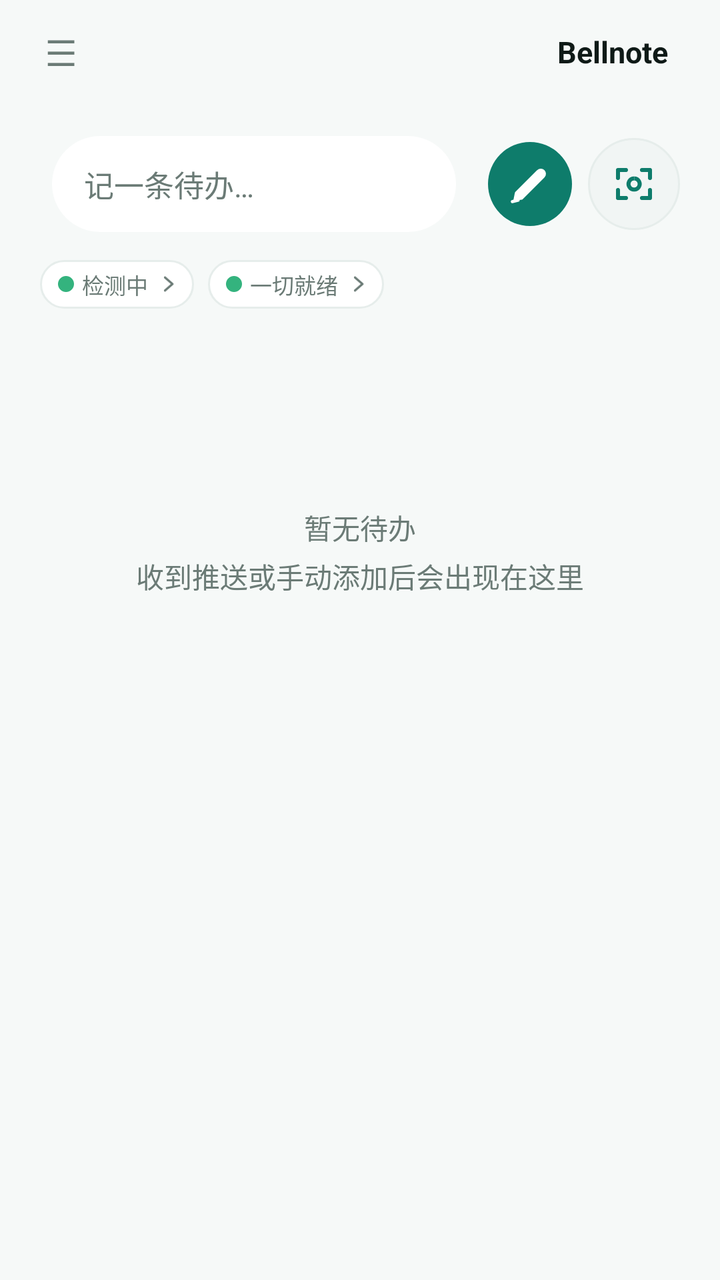
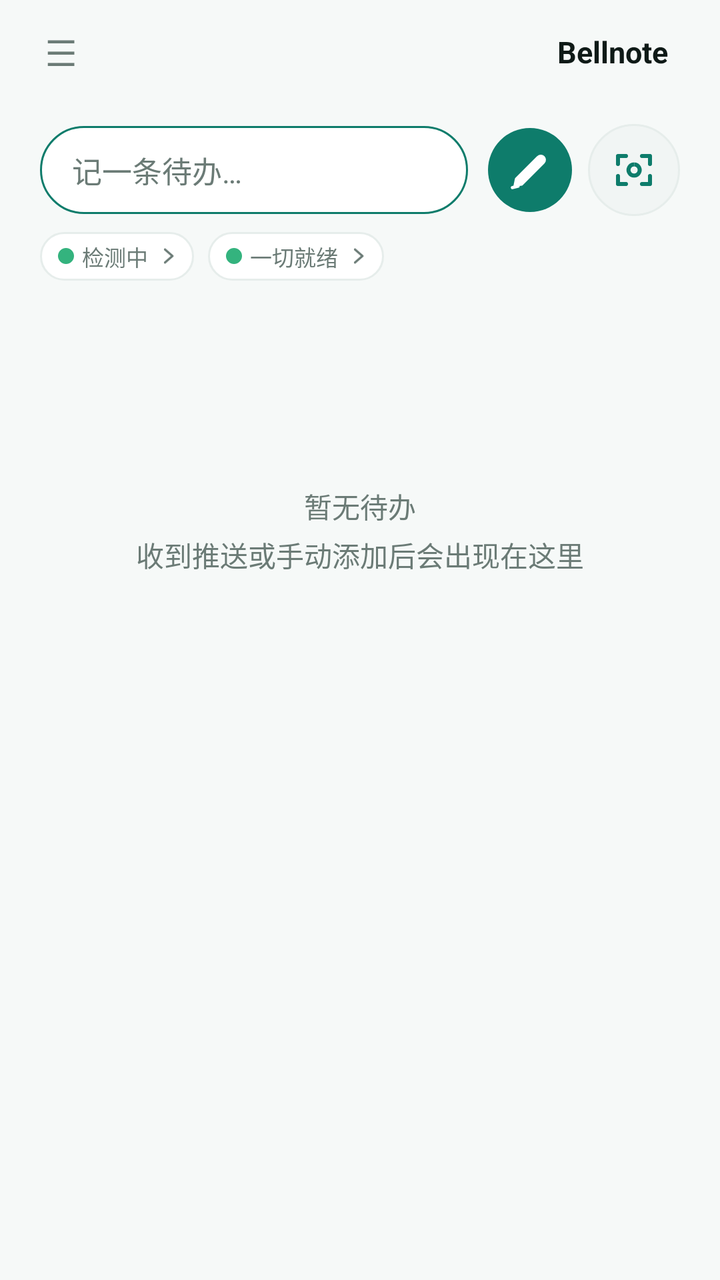

Before-and-after screenshots of an Android layout around one commit, followed by the original layout XML and the change that was made.
<!-- AndroidManifest.xml: activity theme Theme.NtfyCalendar.Home -->
<!-- res/layout/activity_main.xml -->
﻿<?xml version="1.0" encoding="utf-8"?>
<androidx.drawerlayout.widget.DrawerLayout xmlns:android="http://schemas.android.com/apk/res/android"
    android:id="@+id/drawer"
    android:layout_width="match_parent"
    android:layout_height="match_parent">

    
    <LinearLayout
        android:layout_width="match_parent"
        android:layout_height="match_parent"
        android:orientation="vertical"
        android:paddingLeft="20dp"
        android:paddingRight="20dp">

        
        <FrameLayout
            android:layout_width="match_parent"
            android:layout_height="52dp"
            android:clipChildren="false"
            android:clipToPadding="false">

            <TextView
                android:id="@+id/btnMenu"
                android:layout_width="36dp"
                android:layout_height="36dp"
                android:layout_gravity="start|center_vertical"
                android:layout_marginStart="-8dp"
                android:gravity="center"
                android:text="☰"
                android:textColor="?attr/bnTextSecondary"
                android:textSize="18sp" />

            <View
                android:id="@+id/brandHalo"
                android:layout_width="96dp"
                android:layout_height="54dp"
                android:layout_gravity="end|center_vertical"
                android:background="@drawable/bg_brand_halo"
                android:visibility="gone" />

            <FrameLayout
                android:layout_width="wrap_content"
                android:layout_height="wrap_content"
                android:layout_gravity="end|center_vertical"
                android:clipChildren="false"
                android:clipToPadding="false">

                <LinearLayout
                    android:id="@+id/brandPill"
                    android:layout_width="wrap_content"
                    android:layout_height="wrap_content"
                    android:background="@android:color/transparent"
                    android:clipChildren="false"
                    android:clipToPadding="false"
                    android:clickable="true"
                    android:focusable="true"
                    android:gravity="center_vertical"
                    android:orientation="horizontal"
                    android:paddingTop="5dp"
                    android:paddingBottom="5dp">

                    <TextView
                        android:id="@+id/tvBrandName"
                        android:layout_width="wrap_content"
                        android:layout_height="wrap_content"
                        android:text="@string/app_name"
                        android:textColor="?attr/bnTextPrimary"
                        android:textSize="15sp"
                        android:textStyle="bold" />

                    <TextView
                        android:id="@+id/tvVersionTop"
                        android:layout_width="wrap_content"
                        android:layout_height="wrap_content"
                        android:layout_marginStart="6dp"
                        android:textColor="?attr/bnTextSecondary"
                        android:textSize="10sp" />
                </LinearLayout>

                <ImageView
                    android:id="@+id/brandGlyph"
                    android:layout_width="15dp"
                    android:layout_height="15dp"
                    android:layout_gravity="bottom|end"
                    android:layout_marginEnd="4dp"
                    android:layout_marginBottom="3dp"
                    android:contentDescription="ntfy 通道"
                    android:scaleType="fitCenter"
                    android:src="@drawable/ic_ntfy_prompt"
                    android:visibility="gone" />
            </FrameLayout>
        </FrameLayout>

        
        <LinearLayout
            android:layout_width="match_parent"
            android:layout_height="wrap_content"
            android:layout_marginTop="10dp"
            android:clipChildren="false"
            android:clipToPadding="false"
            android:gravity="center_vertical"
            android:orientation="horizontal">

            <FrameLayout
                android:layout_width="0dp"
                android:layout_height="60dp"
                android:layout_weight="1"
                android:clipChildren="false"
                android:clipToPadding="false">

                
                <View
                    android:id="@+id/inputGlow"
                    android:layout_width="match_parent"
                    android:layout_height="match_parent"
                    android:background="@drawable/bg_input_glow_outline"
                    android:alpha="0" />

                <EditText
                    android:id="@+id/etQuick"
                    android:layout_width="match_parent"
                    android:layout_height="48dp"
                    android:layout_gravity="center_vertical"
                    android:layout_marginLeft="6dp"
                    android:layout_marginRight="6dp"
                    android:background="@drawable/bg_input_hero"
                    android:hint="@string/quick_hint"
                    android:imeOptions="actionGo"
                    android:inputType="text"
                    android:maxLines="1"
                    android:paddingLeft="16dp"
                    android:paddingRight="16dp"
                    android:textColor="?attr/bnTextPrimary"
                    android:textColorHint="?attr/bnTextSecondary"
                    android:textSize="15sp" />
            </FrameLayout>

            <ImageButton
                android:id="@+id/btnQuickGo"
                android:layout_width="42dp"
                android:layout_height="42dp"
                android:layout_marginStart="10dp"
                android:background="@drawable/bg_circle_primary"
                android:contentDescription="@string/quick_go_desc"
                android:padding="9dp"
                android:scaleType="fitCenter"
                android:src="@drawable/ic_send" />

            <ImageButton
                android:id="@+id/btnShotIcon"
                android:layout_width="46dp"
                android:layout_height="46dp"
                android:layout_marginStart="8dp"
                android:background="@drawable/bg_icon_circle"
                android:contentDescription="@string/btn_shot_big"
                android:padding="11dp"
                android:scaleType="fitCenter"
                android:src="@drawable/ic_screenshot" />
        </LinearLayout>

        
        <LinearLayout
            android:layout_width="match_parent"
            android:layout_height="wrap_content"
            android:layout_marginTop="8dp"
            android:gravity="center_vertical"
            android:orientation="horizontal">

            <TextView
                android:id="@+id/healthChip"
                android:layout_width="wrap_content"
                android:layout_height="wrap_content"
                android:background="@drawable/bg_status_pill"
                android:clickable="true"
                android:drawableStart="@drawable/dot_ok"
                android:drawableEnd="@drawable/ic_chevron_right"
                android:drawablePadding="4dp"
                android:focusable="true"
                android:foreground="?android:attr/selectableItemBackground"
                android:gravity="center_vertical"
                android:maxLines="1"
                android:paddingLeft="9dp"
                android:paddingTop="4dp"
                android:paddingRight="7dp"
                android:paddingBottom="4dp"
                android:text="检测中"
                android:textColor="?attr/bnTextSecondary"
                android:textSize="11sp" />

            <TextView
                android:id="@+id/statusChip"
                android:layout_width="wrap_content"
                android:layout_height="wrap_content"
                android:layout_marginStart="7dp"
                android:background="@drawable/bg_status_pill"
                android:clickable="true"
                android:drawableStart="@drawable/dot_ok"
                android:drawableEnd="@drawable/ic_chevron_right"
                android:drawablePadding="4dp"
                android:focusable="true"
                android:foreground="?android:attr/selectableItemBackground"
                android:gravity="center_vertical"
                android:maxLines="1"
                android:paddingLeft="9dp"
                android:paddingTop="4dp"
                android:paddingRight="7dp"
                android:paddingBottom="4dp"
                android:text="一切就绪"
                android:textColor="?attr/bnTextSecondary"
                android:textSize="11sp" />
        </LinearLayout>

        <TextView
            android:id="@+id/emptyView"
            android:layout_width="match_parent"
            android:layout_height="0dp"
            android:layout_weight="1"
            android:gravity="center"
            android:lineSpacingExtra="4dp"
            android:text="@string/main_empty"
            android:textColor="?attr/bnTextSecondary"
            android:textSize="14sp" />

        <androidx.recyclerview.widget.RecyclerView
            android:id="@+id/recycler"
            android:layout_width="match_parent"
            android:layout_height="0dp"
            android:layout_weight="1"
            android:clipToPadding="false"
            android:paddingTop="0dp"
            android:paddingBottom="16dp" />
    </LinearLayout>

    
    <ScrollView
        android:layout_width="286dp"
        android:layout_height="match_parent"
        android:layout_gravity="start"
        android:background="?attr/bnNavBg"
        android:elevation="16dp">

        <LinearLayout
            android:layout_width="match_parent"
            android:layout_height="wrap_content"
            android:orientation="vertical"
            android:paddingLeft="14dp"
            android:paddingRight="14dp"
            android:paddingTop="38dp"
            android:paddingBottom="24dp">

            
            <TextView
                android:layout_width="match_parent"
                android:layout_height="wrap_content"
                android:paddingLeft="8dp"
                android:text="@string/app_name"
                android:textColor="?attr/bnTextPrimary"
                android:textSize="22sp"
                android:textStyle="bold" />

            <TextView
                android:layout_width="match_parent"
                android:layout_height="wrap_content"
                android:letterSpacing="0.04"
                android:paddingLeft="8dp"
                android:paddingTop="4dp"
                android:text="@string/nav_subtitle"
                android:textColor="?attr/bnTextSecondary"
                android:textSize="12sp" />

            <View
                android:layout_width="match_parent"
                android:layout_height="1dp"
                android:layout_marginTop="16dp"
                android:layout_marginBottom="6dp"
                android:layout_marginLeft="8dp"
                android:layout_marginRight="8dp"
                android:background="?attr/bnDivider" />

            <TextView
                style="@style/NavSection"
                android:text="@string/nav_section_new" />

            <LinearLayout
                android:id="@+id/navAddManual"
                style="@style/NavRow">
                <ImageView
                    style="@style/NavIcon"
                    android:contentDescription="@null"
                    android:src="@drawable/ic_nav_plus" />
                <TextView
                    style="@style/NavLabel"
                    android:text="@string/nav_add_manual" />
            </LinearLayout>

            <LinearLayout
                android:id="@+id/navQuick"
                style="@style/NavRow">
                <ImageView
                    style="@style/NavIcon"
                    android:contentDescription="@null"
                    android:src="@drawable/ic_nav_quick" />
                <TextView
                    style="@style/NavLabel"
                    android:text="@string/nav_quick" />
            </LinearLayout>

            <LinearLayout
                android:id="@+id/navVoice"
                style="@style/NavRow">
                <ImageView
                    style="@style/NavIcon"
                    android:contentDescription="@null"
                    android:src="@drawable/ic_nav_mic" />
                <TextView
                    style="@style/NavLabel"
                    android:text="语音说一条" />
            </LinearLayout>

            <LinearLayout
                android:id="@+id/navClip"
                style="@style/NavRow">
                <ImageView
                    style="@style/NavIcon"
                    android:contentDescription="@null"
                    android:src="@drawable/ic_nav_clip" />
                <TextView
                    style="@style/NavLabel"
                    android:text="从剪贴板记" />
            </LinearLayout>

            <LinearLayout
                android:id="@+id/navCamera"
                style="@style/NavRow">
                <ImageView
                    style="@style/NavIcon"
                    android:contentDescription="@null"
                    android:src="@drawable/ic_nav_camera" />
                <TextView
                    style="@style/NavLabel"
                    android:text="@string/nav_camera" />
            </LinearLayout>

            <TextView
                style="@style/NavSection"
                android:text="@string/nav_section_manage" />

            <LinearLayout
                android:id="@+id/navAllEvents"
                style="@style/NavRow">
                <ImageView
                    style="@style/NavIcon"
                    android:contentDescription="@null"
                    android:src="@drawable/ic_nav_list" />
                <TextView
                    style="@style/NavLabel"
                    android:text="@string/nav_all_events" />
            </LinearLayout>

            <LinearLayout
                android:id="@+id/navReconcile"
                style="@style/NavRow">
                <ImageView
                    style="@style/NavIcon"
                    android:contentDescription="@null"
                    android:src="@drawable/ic_nav_check" />
                <TextView
                    style="@style/NavLabel"
                    android:text="@string/nav_reconcile" />
            </LinearLayout>

            <LinearLayout
                android:id="@+id/navSettings"
                style="@style/NavRow">
                <ImageView
                    style="@style/NavIcon"
                    android:contentDescription="@null"
                    android:src="@drawable/ic_nav_gear" />
                <TextView
                    style="@style/NavLabel"
                    android:text="@string/nav_settings" />
            </LinearLayout>

            <View
                android:layout_width="match_parent"
                android:layout_height="1dp"
                android:layout_marginTop="14dp"
                android:layout_marginBottom="6dp"
                android:layout_marginLeft="8dp"
                android:layout_marginRight="8dp"
                android:background="?attr/bnDivider" />

            <LinearLayout
                android:id="@+id/navHelp"
                style="@style/NavRow">
                <ImageView
                    style="@style/NavIcon"
                    android:contentDescription="@null"
                    android:src="@drawable/ic_nav_help" />
                <TextView
                    style="@style/NavLabel"
                    android:text="@string/nav_help" />
            </LinearLayout>
        </LinearLayout>
    </ScrollView>
</androidx.drawerlayout.widget.DrawerLayout>
<!-- resources referenced by this layout -->
<resources>
  <!-- drawable bg_circle_primary (drawable) -->
  <?xml version="1.0" encoding="utf-8"?>
  <ripple xmlns:android="http://schemas.android.com/apk/res/android"
      android:color="#33FFFFFF">
      <item>
          <shape android:shape="oval">
              <solid android:color="?attr/bnPrimary" />
          </shape>
      </item>
  </ripple>
  <!-- drawable bg_icon_circle (drawable) -->
  <?xml version="1.0" encoding="utf-8"?>
  <shape xmlns:android="http://schemas.android.com/apk/res/android"
      android:shape="oval">
      <solid android:color="?attr/bnIconBg" />
      <stroke
          android:width="1dp"
          android:color="?attr/bnCardStroke" />
  </shape>
  <!-- drawable bg_input_glow_outline (drawable) -->
  ﻿<?xml version="1.0" encoding="utf-8"?>
  <shape xmlns:android="http://schemas.android.com/apk/res/android"
      android:shape="rectangle">
      
      <stroke
          android:width="2dp"
          android:color="#FFFFFFFF" />
      <corners android:radius="30dp" />
      <solid android:color="#00000000" />
  </shape>
  <!-- drawable bg_input_hero (drawable) -->
  <?xml version="1.0" encoding="utf-8"?>
  <shape xmlns:android="http://schemas.android.com/apk/res/android"
      android:shape="rectangle">
      <solid android:color="?attr/bnSurface" />
      <corners android:radius="100dp" />
  </shape>
  <!-- drawable dot_ok (drawable) -->
  ﻿<?xml version="1.0" encoding="utf-8"?>
  <shape xmlns:android="http://schemas.android.com/apk/res/android"
      android:shape="oval">
      <solid android:color="?attr/bnOk" />
      <size
          android:width="8dp"
          android:height="8dp" />
  </shape>
  <string name="app_name">Bellnote</string>
  <string name="btn_shot_big">截图建待办</string>
  <string name="main_empty">暂无待办\n收到推送或手动添加后会出现在这里</string>
  <string name="nav_add_manual">新建待办</string>
  <string name="nav_all_events">全部日程</string>
  <string name="nav_camera">拍照识别</string>
  <string name="nav_help">帮助与引导</string>
  <string name="nav_quick">记一条</string>
  <string name="nav_reconcile">对账</string>
  <string name="nav_section_manage">管理</string>
  <string name="nav_section_new">新建</string>
  <string name="nav_settings">设置</string>
  <string name="nav_subtitle">截图 · 一句话 · 侧边栏</string>
  <string name="quick_go_desc">把这一句记成待办</string>
  <string name="quick_hint">记一条待办…</string>
  <style name="NavIcon">
          <item name="android:layout_width">34dp</item>
          <item name="android:layout_height">34dp</item>
          <item name="android:background">@drawable/bg_icon</item>
          <item name="android:padding">8dp</item>
          <item name="android:tint">?attr/bnTextSecondary</item>
      </style>
  <!-- drawable bg_icon (drawable) -->
  <?xml version="1.0" encoding="utf-8"?>
  <shape xmlns:android="http://schemas.android.com/apk/res/android"
      android:shape="rectangle">
      <solid android:color="?attr/bnIconBg" />
      <corners android:radius="11dp" />
  </shape>
  <!-- drawable ic_splash_blank (drawable) -->
  <?xml version="1.0" encoding="utf-8"?>
  <shape xmlns:android="http://schemas.android.com/apk/res/android" android:shape="rectangle">
      <solid android:color="@android:color/transparent" />
      <size android:width="1dp" android:height="1dp" />
  </shape>
  <color name="primary">#FF0E7C6B</color>
  <color name="primary_dark">#FF0A5A4D</color>
  <color name="text_on_primary">#FFFFFFFF</color>
  <color name="accent">#FFF59E0B</color>
  <color name="window_bg">#FFF6F9F8</color>
  <color name="surface">#FFFFFFFF</color>
  <color name="card_bg">#FFFFFFFF</color>
  <color name="card_stroke">#FFE6EDEB</color>
  <color name="divider">#FFEDF2F0</color>
  <color name="text_primary">#FF0F1A17</color>
  <color name="text_secondary">#FF6B7B76</color>
  <color name="chip_bg">#FFECF6F3</color>
  <color name="icon_bg">#FFF1F5F4</color>
  <color name="danger">#FFC94848</color>
  <color name="ok">#FF34B37E</color>
  <color name="warn">#FFE8A33C</color>
  <color name="muted">#FF9AA5A0</color>
  <color name="nav_bg">#FFFFFFFF</color>
  <color name="ripple">#140E7C6B</color>
  <!-- unchanged entries left out for length: 21 -->
</resources>

<!-- the commit's change to res/layout/activity_main.xml (unified diff, before → after) -->
@@ -101,39 +101,21 @@
             android:gravity="center_vertical"
             android:orientation="horizontal">
 
-            <FrameLayout
+            <EditText
+                android:id="@+id/etQuick"
                 android:layout_width="0dp"
-                android:layout_height="60dp"
+                android:layout_height="44dp"
                 android:layout_weight="1"
-                android:clipChildren="false"
-                android:clipToPadding="false">
-
-                
-                <View
-                    android:id="@+id/inputGlow"
-                    android:layout_width="match_parent"
-                    android:layout_height="match_parent"
-                    android:background="@drawable/bg_input_glow_outline"
-                    android:alpha="0" />
-
-                <EditText
-                    android:id="@+id/etQuick"
-                    android:layout_width="match_parent"
-                    android:layout_height="48dp"
-                    android:layout_gravity="center_vertical"
-                    android:layout_marginLeft="6dp"
-                    android:layout_marginRight="6dp"
-                    android:background="@drawable/bg_input_hero"
-                    android:hint="@string/quick_hint"
-                    android:imeOptions="actionGo"
-                    android:inputType="text"
-                    android:maxLines="1"
-                    android:paddingLeft="16dp"
-                    android:paddingRight="16dp"
-                    android:textColor="?attr/bnTextPrimary"
-                    android:textColorHint="?attr/bnTextSecondary"
-                    android:textSize="15sp" />
-            </FrameLayout>
+                android:background="@drawable/bg_input_hero"
+                android:hint="@string/quick_hint"
+                android:imeOptions="actionGo"
+                android:inputType="text"
+                android:maxLines="1"
+                android:paddingLeft="16dp"
+                android:paddingRight="16dp"
+                android:textColor="?attr/bnTextPrimary"
+                android:textColorHint="?attr/bnTextSecondary"
+                android:textSize="15sp" />
 
             <ImageButton
                 android:id="@+id/btnQuickGo"
<!-- resource entries referenced after the edit -->
@@ -19,23 +19,15 @@
           android:width="1dp"
           android:color="?attr/bnCardStroke" />
   </shape>
-  <!-- drawable bg_input_glow_outline (drawable) -->
+  <!-- drawable bg_input_hero (drawable) -->
   ﻿<?xml version="1.0" encoding="utf-8"?>
-  <shape xmlns:android="http://schemas.android.com/apk/res/android"
-      android:shape="rectangle">
-      
-      <stroke
-          android:width="2dp"
-          android:color="#FFFFFFFF" />
-      <corners android:radius="30dp" />
-      <solid android:color="#00000000" />
-  </shape>
-  <!-- drawable bg_input_hero (drawable) -->
-  <?xml version="1.0" encoding="utf-8"?>
   <shape xmlns:android="http://schemas.android.com/apk/res/android"
       android:shape="rectangle">
       <solid android:color="?attr/bnSurface" />
       <corners android:radius="100dp" />
+      <stroke
+          android:width="1dp"
+          android:color="?attr/bnPrimary" />
   </shape>
   <!-- drawable dot_ok (drawable) -->
   ﻿<?xml version="1.0" encoding="utf-8"?>
